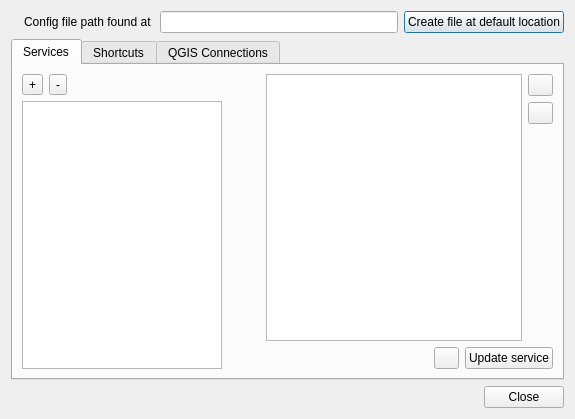
The window that pg_service_parser/ui/pg_service_dialog.ui (opengisch/qgis-pg-service-parser-plugin) describes before a commit, drawn with Qt 5.
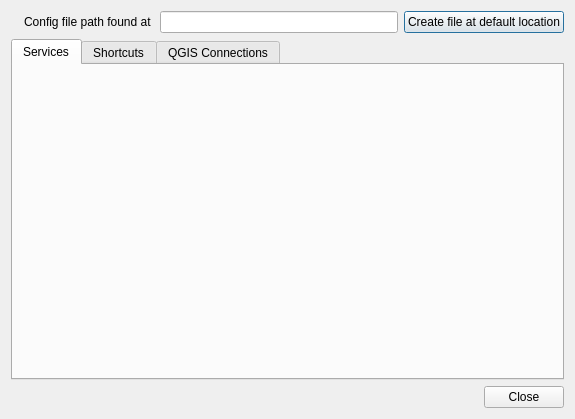
The same window after the commit. Icons and pictures are not drawn.

Commit message: use lib

```diff
--- a/pg_service_parser/ui/pg_service_dialog.ui
+++ b/pg_service_parser/ui/pg_service_dialog.ui
@@ -88,219 +88,7 @@
       <attribute name="title">
        <string>Services</string>
       </attribute>
-      <layout class="QHBoxLayout" name="editTabHLayout">
-       <item>
-        <layout class="QVBoxLayout" name="serviceListVLayout">
-         <item>
-          <layout class="QHBoxLayout" name="serviceListButtonsHLayout">
-           <item>
-            <widget class="QToolButton" name="btnAddService">
-             <property name="toolTip">
-              <string>Add a new service</string>
-             </property>
-             <property name="text">
-              <string>+</string>
-             </property>
-            </widget>
-           </item>
-           <item>
-            <widget class="QToolButton" name="btnRemoveService">
-             <property name="toolTip">
-              <string>Remove selected service(s)</string>
-             </property>
-             <property name="text">
-              <string>-</string>
-             </property>
-            </widget>
-           </item>
-           <item>
-            <spacer name="serviceButtonsSpacer">
-             <property name="orientation">
-              <enum>Qt::Horizontal</enum>
-             </property>
-             <property name="sizeHint" stdset="0">
-              <size>
-               <width>40</width>
-               <height>20</height>
-              </size>
-             </property>
-            </spacer>
-           </item>
-          </layout>
-         </item>
-         <item>
-          <widget class="QListWidget" name="lstServices">
-           <property name="sizePolicy">
-            <sizepolicy hsizetype="Maximum" vsizetype="Expanding">
-             <horstretch>0</horstretch>
-             <verstretch>0</verstretch>
-            </sizepolicy>
-           </property>
-           <property name="minimumSize">
-            <size>
-             <width>120</width>
-             <height>0</height>
-            </size>
-           </property>
-           <property name="maximumSize">
-            <size>
-             <width>200</width>
-             <height>16777215</height>
-            </size>
-           </property>
-           <property name="contextMenuPolicy">
-            <enum>Qt::CustomContextMenu</enum>
-           </property>
-           <property name="alternatingRowColors">
-            <bool>true</bool>
-           </property>
-           <property name="selectionMode">
-            <enum>QAbstractItemView::ExtendedSelection</enum>
-           </property>
-          </widget>
-         </item>
-        </layout>
-       </item>
-       <item>
-        <widget class="QWidget" name="editRightPanel">
-         <layout class="QVBoxLayout" name="editRightPanelVLayout">
-          <property name="leftMargin">
-           <number>0</number>
-          </property>
-          <property name="topMargin">
-           <number>0</number>
-          </property>
-          <property name="rightMargin">
-           <number>0</number>
-          </property>
-          <property name="bottomMargin">
-           <number>0</number>
-          </property>
-          <item>
-           <layout class="QHBoxLayout" name="settingsTableHLayout">
-            <item>
-             <widget class="QTableView" name="tblServiceConfig">
-              <property name="editTriggers">
-               <set>QAbstractItemView::DoubleClicked|QAbstractItemView::EditKeyPressed</set>
-              </property>
-              <property name="alternatingRowColors">
-               <bool>true</bool>
-              </property>
-              <property name="selectionMode">
-               <enum>QAbstractItemView::SingleSelection</enum>
-              </property>
-              <property name="selectionBehavior">
-               <enum>QAbstractItemView::SelectRows</enum>
-              </property>
-              <property name="gridStyle">
-               <enum>Qt::DotLine</enum>
-              </property>
-              <attribute name="horizontalHeaderVisible">
-               <bool>false</bool>
-              </attribute>
-              <attribute name="horizontalHeaderStretchLastSection">
-               <bool>true</bool>
-              </attribute>
-              <attribute name="verticalHeaderVisible">
-               <bool>false</bool>
-              </attribute>
-             </widget>
-            </item>
-            <item>
-             <layout class="QVBoxLayout" name="verticalLayout_2">
-              <item>
-               <widget class="QPushButton" name="btnAddSettings">
-                <property name="maximumSize">
-                 <size>
-                  <width>25</width>
-                  <height>25</height>
-                 </size>
-                </property>
-                <property name="toolTip">
-                 <string>Add settings to current service</string>
-                </property>
-                <property name="text">
-                 <string/>
-                </property>
-               </widget>
-              </item>
-              <item>
-               <widget class="QPushButton" name="btnRemoveSetting">
-                <property name="maximumSize">
-                 <size>
-                  <width>25</width>
-                  <height>25</height>
-                 </size>
-                </property>
-                <property name="toolTip">
-                 <string>Remove setting from current service</string>
-                </property>
-                <property name="text">
-                 <string/>
-                </property>
-               </widget>
-              </item>
-              <item>
-               <spacer name="verticalSpacer_2">
-                <property name="orientation">
-                 <enum>Qt::Vertical</enum>
-                </property>
-                <property name="sizeHint" stdset="0">
-                 <size>
-                  <width>20</width>
-                  <height>40</height>
-                 </size>
-                </property>
-               </spacer>
-              </item>
-             </layout>
-            </item>
-           </layout>
-          </item>
-          <item>
-           <layout class="QHBoxLayout" name="horizontalLayout_2">
-            <item>
-             <spacer name="horizontalSpacer_2">
-              <property name="orientation">
-               <enum>Qt::Horizontal</enum>
-              </property>
-              <property name="sizeHint" stdset="0">
-               <size>
-                <width>40</width>
-                <height>20</height>
-               </size>
-              </property>
-             </spacer>
-            </item>
-            <item>
-             <widget class="QPushButton" name="btnCopySettings">
-              <property name="maximumSize">
-               <size>
-                <width>25</width>
-                <height>25</height>
-               </size>
-              </property>
-              <property name="toolTip">
-               <string>Copy settings to clipboard</string>
-              </property>
-              <property name="text">
-               <string/>
-              </property>
-             </widget>
-            </item>
-            <item>
-             <widget class="QPushButton" name="btnUpdateService">
-              <property name="text">
-               <string>Update service</string>
-              </property>
-             </widget>
-            </item>
-           </layout>
-          </item>
-         </layout>
-        </widget>
-       </item>
-      </layout>
+      <layout class="QVBoxLayout" name="editTabLayout"/>
      </widget>
      <widget class="QWidget" name="tabShortcuts">
       <attribute name="title">
```
Left out of the diff: 6 changed lines with no effect on the pictures. The commit also changes 1 other file.
